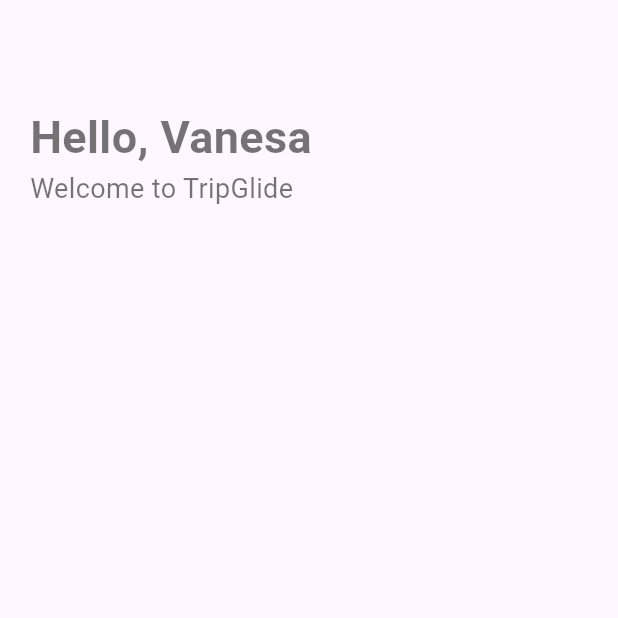
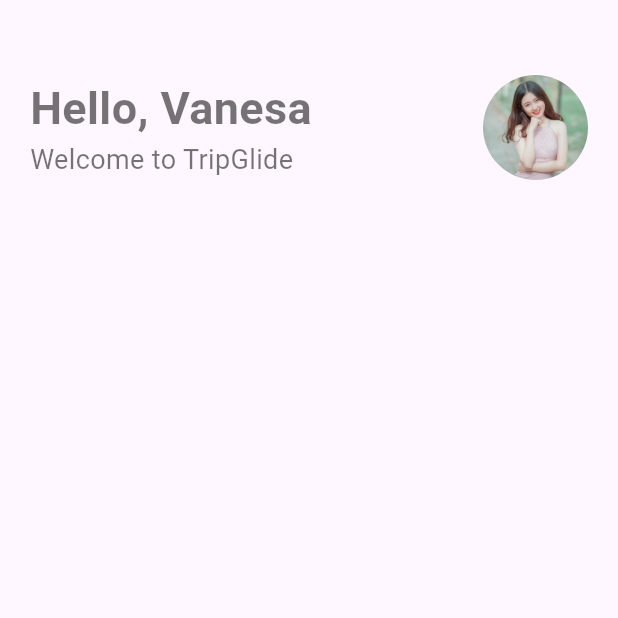
Before and after one commit to vijayasree450/TravelApp, a Flutter app: the screen it shows after launch, on a phone screen of 412 x 824 dp, the top half of it. Run offline on Flutter 3.47's test engine with Material 3 defaults, Android fonts, the phone set to English and light mode, and no system bars.

Commit message:
update home and update pubspec

```diff
--- a/lib/pages/home.dart
+++ b/lib/pages/home.dart
@@ -12,10 +12,11 @@
   Widget build(BuildContext context) {
     return Scaffold(
       body: Container(
-        margin: EdgeInsets.only(top: 70, left: 20),
+        margin: EdgeInsets.only(top: 50, left: 20,right: 20),
         child: Column(
           children: [
             Row(
+              mainAxisAlignment: MainAxisAlignment.spaceBetween,
               children: [
                 Column(
                   crossAxisAlignment: CrossAxisAlignment.start,
@@ -29,11 +30,17 @@
 
                   ],
                 ),
+                ClipRRect
+                (
+                  borderRadius: BorderRadius.circular(50),
+                  child: Image.asset("assets/girls.jpg",height: 70,width: 70,fit: BoxFit.cover,))
               ],
             ),
+            // Container()
           ],
         ),
       ),
+
     );
   }
 }
```
Also changed, not shown: pubspec.yaml (+5 -29 lines).
